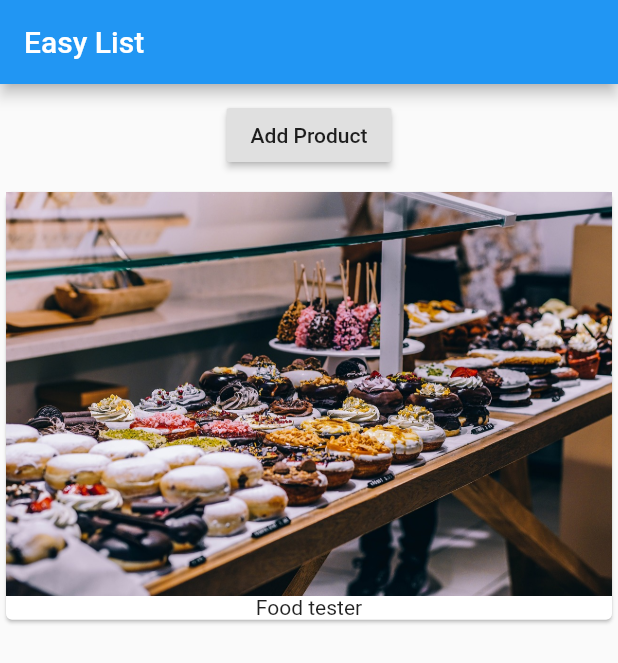
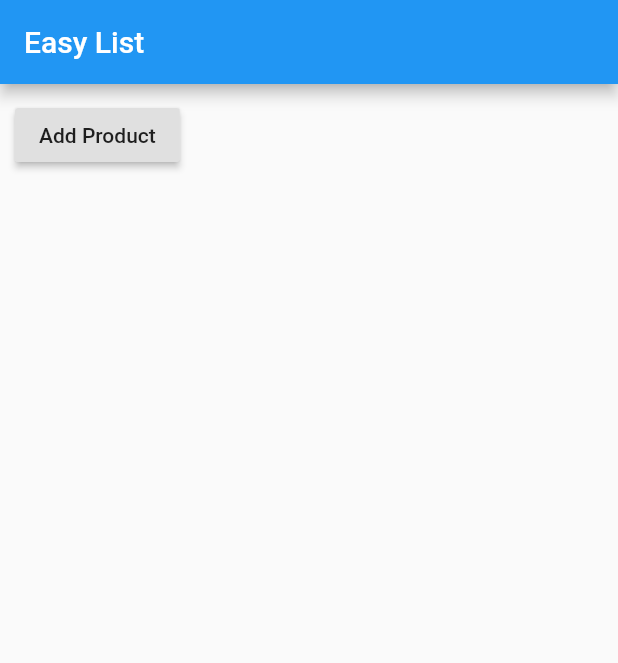
Before and after one commit to tcaric/tester, a Flutter app: the screen it shows after launch, on a phone screen of 412 x 824 dp. Shown: the top 663 px of the screen. Run offline on Flutter 3.47's test engine with Material 2 defaults, Android fonts, the phone set to English and light mode, and no system bars.

Commit message:
Reorganization in two files and adding new class

```diff
--- a/lib/main.dart
+++ b/lib/main.dart
@@ -33,20 +33,7 @@ class _MyAppState extends State<MyApp> {
                   },
                 ),
               ),
-              Column(
-                children: _products
-                    .map(
-                      (element) => Card(
-                            child: Column(
-                              children: <Widget>[
-                                Image.asset('assets/food.jpg'),
-                                Text(element)
-                              ],
-                            ),
-                          ),
-                    )
-                    .toList(),
-              ),
+
             ],
           )),
     );
```
Also changed, not shown: lib/products.dart (added, +26 -0 lines).
